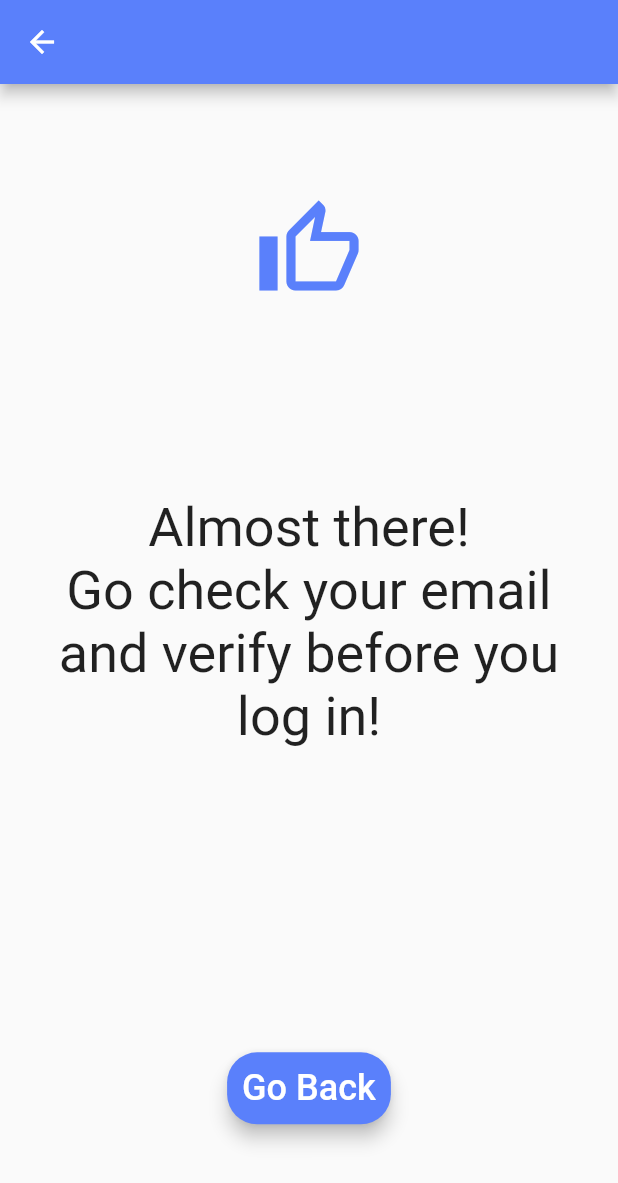
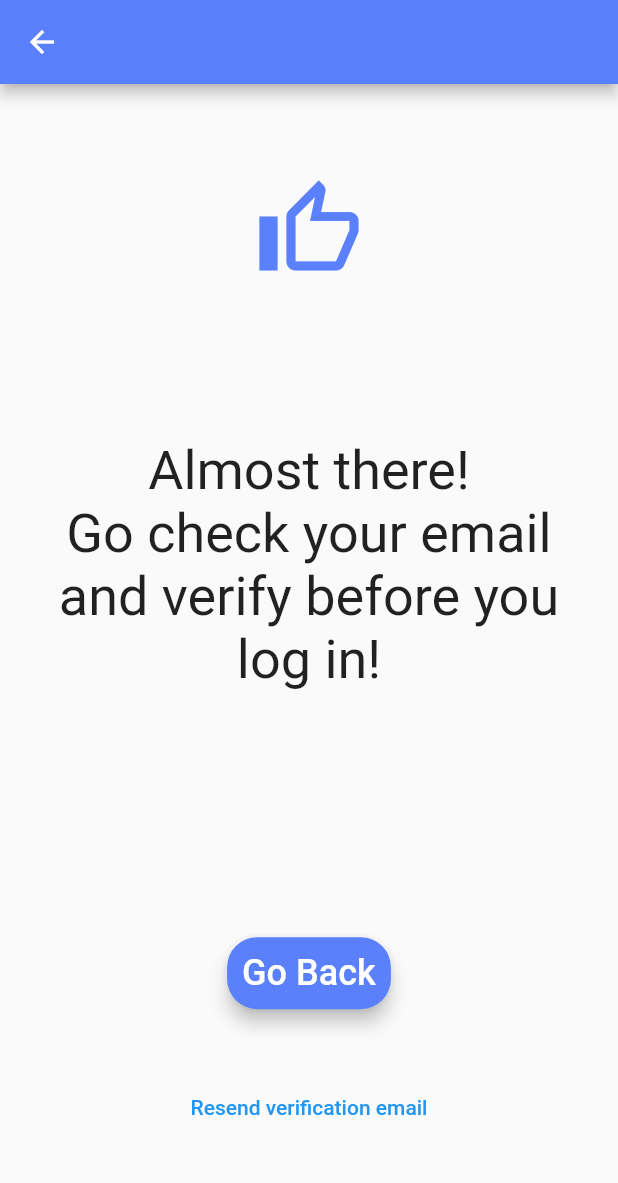
Before and after one commit to JeffZincatz/PlanNUS, a Flutter app: the Verifying screen opened directly, on a phone screen of 412 x 824 dp. Shown: the top 1183 px of the screen. Run offline on Flutter 3.47's test engine with Material 2 defaults, Android fonts, the phone set to English and light mode, and no system bars; our stand-ins replace cloud_firestore, firebase_auth, firebase_core, fl_chart, flutter_datetime_picker, flutter_spinkit and 2 more; accounts and stored records are empty; network calls fail.

Commit message:
Added resend email functionality

```diff
--- a/lib/screens/authenticate/Verifying.dart
+++ b/lib/screens/authenticate/Verifying.dart
@@ -1,7 +1,9 @@
+import 'package:firebase_auth/firebase_auth.dart';
 import 'package:flutter/material.dart';
 import 'package:plannus/elements/MyButtons.dart';
 import 'package:plannus/util/PresetColors.dart';
 import 'package:plannus/services/AuthService.dart';
+
 
 import '../Wrapper.dart';
 
@@ -58,6 +60,18 @@ class _VerifyingState extends State<Verifying> {
                 },
                 text: "Go Back"
             ),
+            TextButton(
+              child: Text(
+                "Resend verification email"
+              ),
+              onPressed: () async {
+                User user = _auth.getCurrentUser();
+                await user.sendEmailVerification().then((_) {
+                  Navigator.pop(context);
+                  // setState(() => error = "");
+                });
+              },
+            ),
           ],
         ),
       ),
```
